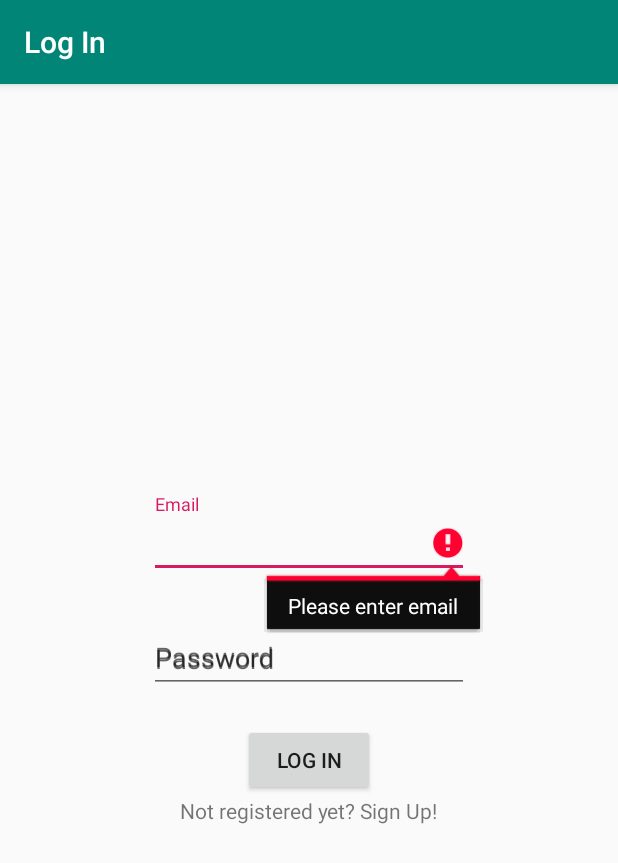
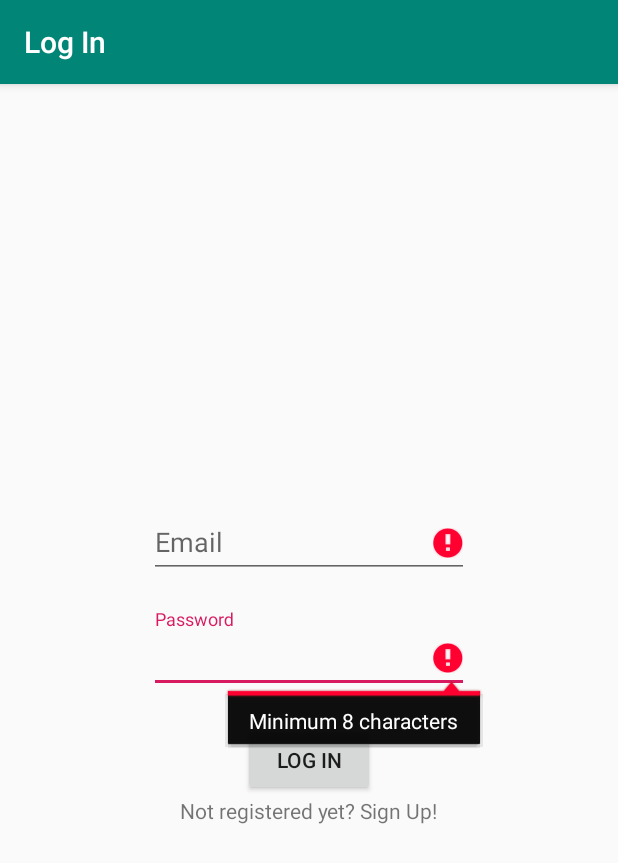
Before and after one commit to eleabil/Mobile, an Android app: the LoginActivity screen opened directly, with no data from a screen before it, after a tap on "LOG IN", on a phone screen of 412 x 824 dp. Shown: the top 863 px of the screen. Run offline under Robolectric (Android 15) with nearby library versions, the phone set to English and light mode, and no system bars; our stand-ins replace Firebase (no records; nobody signed in at launch, a user with empty details on screens opened directly).

Commit message:
Lab1 comments fixed

```diff
--- a/app/build.gradle
+++ b/app/build.gradle
@@ -26,10 +26,6 @@ dependencies {
     implementation 'androidx.constraintlayout:constraintlayout:1.1.3'
     implementation 'com.google.firebase:firebase-auth:16.0.5'
     implementation 'com.google.firebase:firebase-auth:19.0.0'
-    testImplementation 'junit:junit:4.12'
-    androidTestImplementation 'androidx.test:runner:1.1.1'
-    androidTestImplementation 'androidx.test.espresso:espresso-core:3.1.1'
+    implementation 'com.google.android.material:material:1.1.0-alpha10'
     //noinspection GradleCompatible
-//    implementation 'com.android.support:design:25.1.0'
-    implementation 'com.google.android.material:material:1.1.0-alpha10'
 }
--- a/app/src/main/AndroidManifest.xml
+++ b/app/src/main/AndroidManifest.xml
@@ -9,9 +9,9 @@
         android:roundIcon="@mipmap/ic_launcher_round"
         android:supportsRtl="true"
         android:theme="@style/AppTheme">
-        <activity android:name="com.example.firebaseauth.HomePageActivity"
+        <activity android:name="com.example.firebaseauth.HomeActivity"
             android:noHistory="true"
-            android:label="Home"></activity>
+            android:label="Home"/>
         <activity android:name="com.example.firebaseauth.LoginActivity"
             android:noHistory="true"
             android:label="Log In"/>
--- a/app/src/main/java/com/example/firebaseauth/LoginActivity.java
+++ b/app/src/main/java/com/example/firebaseauth/LoginActivity.java
@@ -10,7 +10,6 @@ import android.widget.Button;
 import android.widget.TextView;
 import android.widget.Toast;
 
-
 import com.google.android.gms.tasks.OnCompleteListener;
 import com.google.android.gms.tasks.Task;
 import com.google.android.material.textfield.TextInputEditText;
@@ -19,10 +18,10 @@ import com.google.firebase.auth.FirebaseAuth;
 
 import java.util.Objects;
 
-
 public class LoginActivity extends AppCompatActivity {
 
-    private TextInputEditText emailField, passwordField;
+    private TextInputEditText emailField;
+    private TextInputEditText passwordField;
     private FirebaseAuth auth;
 
     @Override
@@ -42,7 +41,6 @@ public class LoginActivity extends AppCompatActivity {
                 final String email = Objects.requireNonNull(emailField.getText()).toString().trim();
                 final String password = Objects.requireNonNull(passwordField.getText()).toString().trim();
                 logIn(email, password);
-
             }
         });
         loginLink.setOnClickListener(new View.OnClickListener() {
@@ -54,32 +52,40 @@ public class LoginActivity extends AppCompatActivity {
     }
 
     private void logIn(final String email, final String password) {
+        if (isValid(email, password)) {
+            auth.signInWithEmailAndPassword(email, password)
+                    .addOnCompleteListener(LoginActivity.this, new OnCompleteListener<AuthResult>() {
+                        @Override
+                        public void onComplete(@NonNull Task<AuthResult> task) {
+                            if (task.isSuccessful()) {
+                                startActivity(new Intent(LoginActivity.this, HomeActivity.class));
+                            } else {
+                                Toast.makeText(LoginActivity.this, getString(R.string.login_error), Toast.LENGTH_LONG).show();
+                            }
+                        }
+                    });
+        }
+    }
+
+    private boolean isValid(final String email, final String password) {
+        boolean isValid = true;
+
         if (email.isEmpty()) {
-
-            emailField.setError("Please enter email");
+            emailField.setError(getString(R.string.enter_email));
             emailField.requestFocus();
-        } else if (password.isEmpty()) {
-            passwordField.setError("Please enter password");
-            passwordField.requestFocus();
+            isValid = false;
         } else {
-            if (password.length() < 8) {
-                passwordField.setError("Minimum 8 characters");
-            } else {
-                auth.signInWithEmailAndPassword(email, password).addOnCompleteListener(LoginActivity.this, new OnCompleteListener<AuthResult>() {
-                    @Override
-                    public void onComplete(@NonNull Task<AuthResult> task) {
-                        if (task.isSuccessful()) {
-
-                            //   Toast.makeText(LoginActivity.this, "Log In success", Toast.LENGTH_LONG).show();
-                            startActivity(new Intent(LoginActivity.this, HomePageActivity.class));
-                        } else {
-                            Toast.makeText(LoginActivity.this, "Log In error", Toast.LENGTH_LONG).show();
-                        }
-
-                    }
-                });
-            }
+            emailField.setError(null);
         }
 
+        if (password.isEmpty() || password.length() < 8) {
+            passwordField.setError(getString(R.string.password_limit));
+            passwordField.requestFocus();
+            isValid = false;
+        } else {
+            passwordField.setError(null);
+        }
+
+        return isValid;
     }
 }
--- a/app/src/main/res/layout/activity_login.xml
+++ b/app/src/main/res/layout/activity_login.xml
@@ -4,27 +4,16 @@
     xmlns:tools="http://schemas.android.com/tools"
     android:layout_width="match_parent"
     android:layout_height="match_parent"
+    android:gravity="center"
     android:orientation="vertical"
-    android:gravity="center"
     tools:context=".LoginActivity">
-
-
-    <!--    <EditText-->
-<!--        android:id="@+id/login_activity_email"-->
-<!--        android:layout_width="wrap_content"-->
-<!--        android:layout_height="wrap_content"-->
-<!--        android:ems="10"-->
-<!--        android:hint="@string/email"-->
-<!--        android:inputType="textEmailAddress"-->
-<!--        android:layout_gravity="center"-->
-<!--        tools:ignore="Autofill" />-->
 
     <com.google.android.material.textfield.TextInputLayout
         android:id="@+id/login_layout_email"
+        android:layout_width="213dp"
+        android:layout_height="wrap_content"
         android:hint="@string/email"
-        android:layout_width="213dp"
-        app:errorEnabled="true"
-        android:layout_height="wrap_content">
+        app:errorEnabled="true">
 
         <com.google.android.material.textfield.TextInputEditText
             android:id="@+id/login_activity_email"
@@ -37,20 +26,17 @@
 
     <com.google.android.material.textfield.TextInputLayout
         android:id="@+id/login_layout_password"
+        android:layout_width="213dp"
+        android:layout_height="wrap_content"
         android:hint="@string/password"
-        android:layout_width="213dp"
-        app:errorEnabled="true"
-        android:layout_height="wrap_content">
+        app:errorEnabled="true">
 
         <com.google.android.material.textfield.TextInputEditText
             android:id="@+id/login_activity_password"
             android:layout_width="match_parent"
             android:layout_height="wrap_content"
             android:layout_gravity="center"
-
-            android:hint="@string/password"
-            android:inputType="textPassword"
-            />
+            android:inputType="textPassword" />
 
     </com.google.android.material.textfield.TextInputLayout>
 
@@ -58,14 +44,14 @@
         android:id="@+id/login_activity_loginBtn"
         android:layout_width="wrap_content"
         android:layout_height="wrap_content"
-        android:text="@string/login"
-        android:layout_gravity="center" />
+        android:layout_gravity="center"
+        android:text="@string/login" />
 
     <TextView
         android:id="@+id/login_activity_loginLink"
         android:layout_width="wrap_content"
         android:layout_height="wrap_content"
-        android:text="@string/not_registered_link"
-        android:layout_gravity="center" />
+        android:layout_gravity="center"
+        android:text="@string/not_registered_link" />
 
 </LinearLayout>
--- a/app/src/main/res/values/colors.xml
+++ b/app/src/main/res/values/colors.xml
@@ -3,6 +3,4 @@
     <color name="colorPrimary">#008577</color>
     <color name="colorPrimaryDark">#00574B</color>
     <color name="colorAccent">#D81B60</color>
-
-
 </resources>
--- a/app/src/main/res/values/strings.xml
+++ b/app/src/main/res/values/strings.xml
@@ -6,8 +6,18 @@
     <string name="login">Log In</string>
     <string name="logout">Log Out</string>
     <string name="not_registered_link">Not registered yet? Sign Up!</string>
-    <string name="successfull_login">Welcome!</string>
+    <string name="successful_login">Welcome!</string>
     <string name="email">Email</string>
     <string name="username">Username</string>
     <string name="phone">Phone</string>
+    <string name="enter_email">Please enter email</string>
+    <string name="enter_valid_email">Please enter a valid email</string>
+    <string name="enter_username">Please enter username</string>
+    <string name="enter_valid_phone">Please enter valid phone number</string>
+    <string name="password_limit">Minimum 8 characters</string>
+    <string name="enter_password">Please enter password</string>
+    <string name="login_error">Log In error</string>
+    <string name="provide_credentials">Provide credentials</string>
+    <string name="email_taken">This email is already taken</string>
+    <string name="error">Error</string>
 </resources>
```
Also changed, not shown: app/src/main/java/com/example/firebaseauth/HomeActivity.java (renamed from app/src/main/java/com/example/firebaseauth/HomePageActivity.java, +11 -8 lines), app/src/main/java/com/example/firebaseauth/MainActivity.java (+17 -21 lines), app/src/main/res/layout/activity_home.xml (renamed from app/src/main/res/layout/activity_home_page.xml, +8 -9 lines), app/src/main/res/layout/activity_main.xml (+16 -17 lines), 1 other file.
